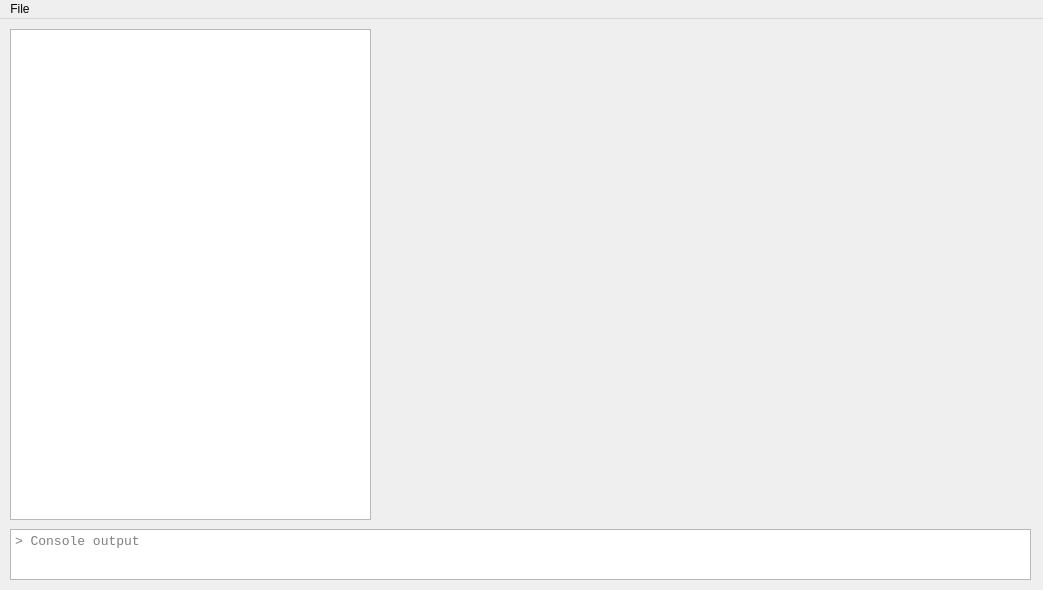
This is Editor/maineditorwindow.ui in gnleece/Dogwood as Qt 5 draws it before an edit. The edited form follows.
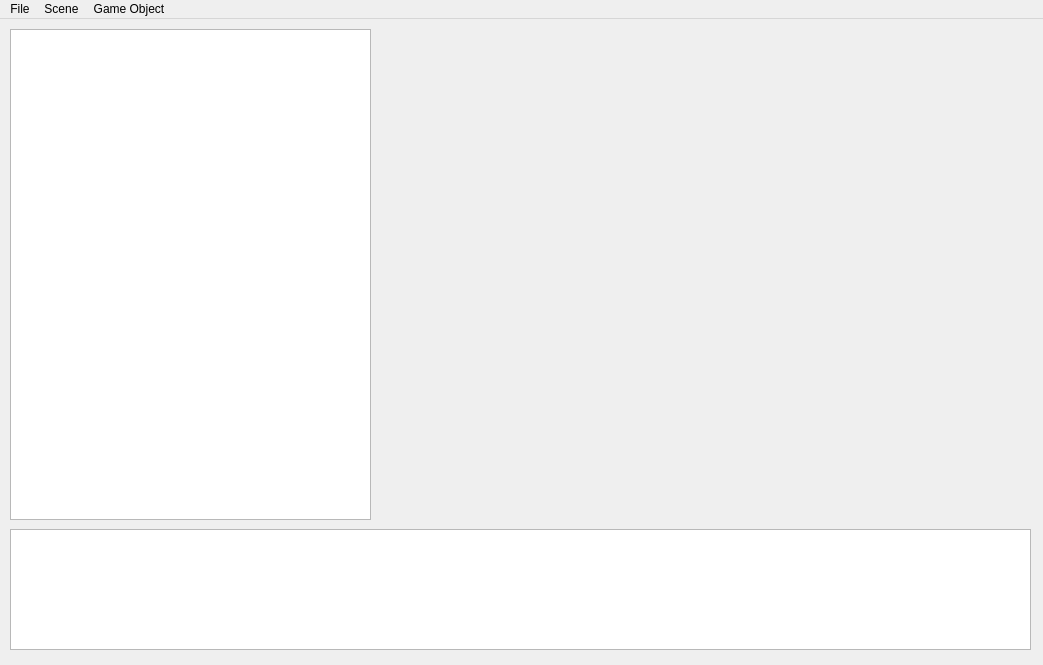
This is the edited form.

Commit message: Game object creation in editor

```diff
--- a/Editor/maineditorwindow.ui
+++ b/Editor/maineditorwindow.ui
@@ -7,7 +7,7 @@
     <x>0</x>
     <y>0</y>
     <width>1043</width>
-    <height>590</height>
+    <height>665</height>
    </rect>
   </property>
   <property name="minimumSize">
@@ -45,13 +45,16 @@
      </rect>
     </property>
    </widget>
-   <widget class="QTextEdit" name="textEdit">
+   <widget class="QTextEdit" name="textEdit_DebugOutput">
+    <property name="enabled">
+     <bool>true</bool>
+    </property>
     <property name="geometry">
      <rect>
       <x>10</x>
       <y>510</y>
       <width>1021</width>
-      <height>51</height>
+      <height>121</height>
      </rect>
     </property>
     <property name="font">
@@ -60,8 +63,11 @@
       <pointsize>10</pointsize>
      </font>
     </property>
+    <property name="readOnly">
+     <bool>true</bool>
+    </property>
     <property name="placeholderText">
-     <string>&gt; Console output</string>
+     <string/>
     </property>
    </widget>
   </widget>
@@ -76,13 +82,28 @@
    </property>
    <widget class="QMenu" name="menuFIle">
     <property name="title">
-     <string>File</string>
+     <string>Scene</string>
     </property>
     <addaction name="actionNew_Scene"/>
     <addaction name="actionOpen_Scene"/>
     <addaction name="actionSave_Scene"/>
    </widget>
+   <widget class="QMenu" name="menuGame_Object">
+    <property name="title">
+     <string>Game Object</string>
+    </property>
+    <addaction name="actionCreate_Game_Object"/>
+    <addaction name="actionDelete_Game_Object"/>
+   </widget>
+   <widget class="QMenu" name="menuFIle_2">
+    <property name="title">
+     <string>File</string>
+    </property>
+    <addaction name="actionQuit"/>
+   </widget>
+   <addaction name="menuFIle_2"/>
    <addaction name="menuFIle"/>
+   <addaction name="menuGame_Object"/>
   </widget>
   <action name="actionNew_Scene">
    <property name="text">
```
Left out of the diff: 18 changed lines with no effect on the pictures. The commit also changes 4 other files.
